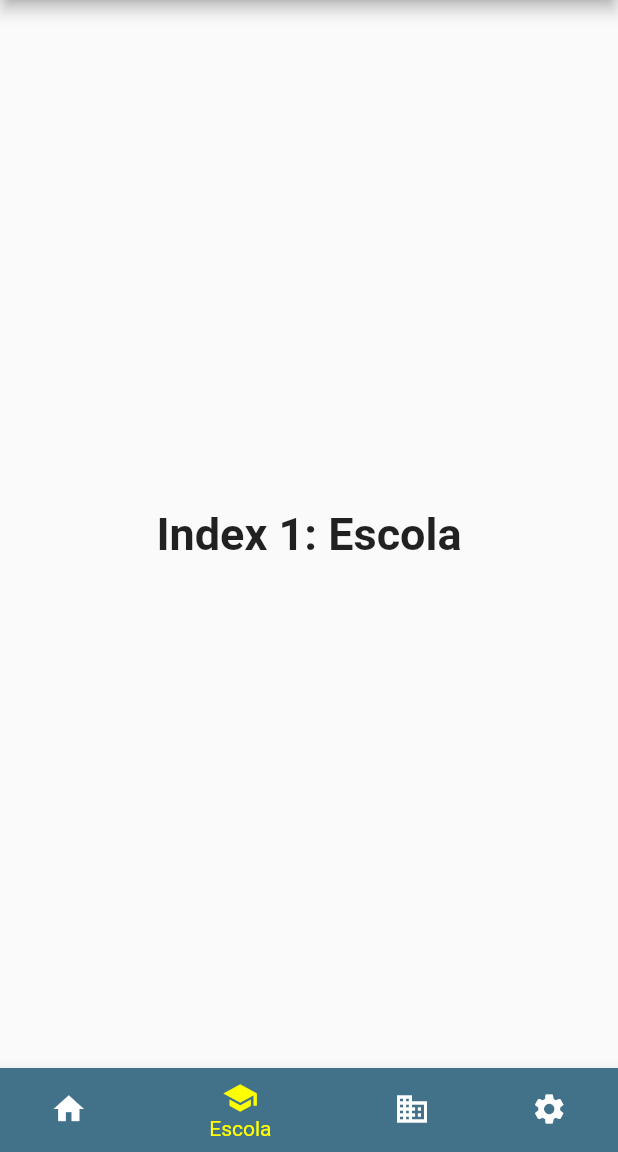
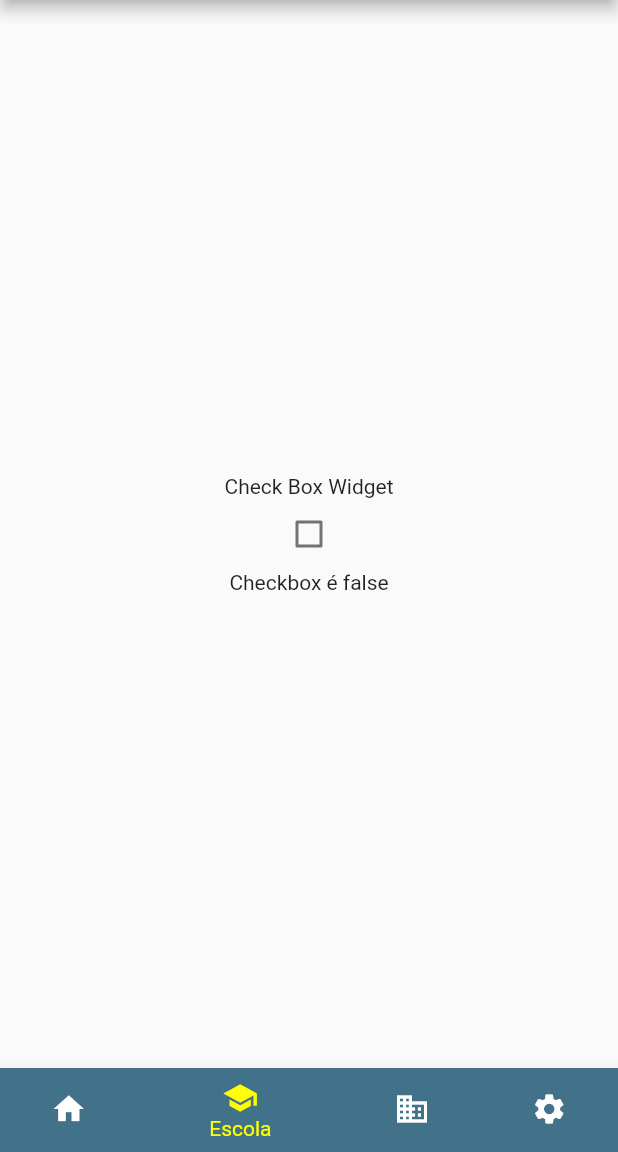
Before and after one commit to danielvieira95/DESM-2, a Flutter app: the screen it shows after launch, item 2 of the bottom bar chosen, on a phone screen of 412 x 824 dp, the part 84-1236 px from its top. Run offline on Flutter 3.47's test engine with Material 2 defaults, Android fonts, the light colour scheme and no system bars.

Commit message:
Check box exemplo

```diff
--- a/Apps-TB/aula04_navigatorbar/lib/main.dart
+++ b/Apps-TB/aula04_navigatorbar/lib/main.dart
@@ -36,7 +36,8 @@ class _NavigatorScreenState extends State<NavigatorScreen> {
   static const List<Widget> _widgetOptions= <Widget> [
     //Text('Index 0 : Home',style:optionStyle ),
     TelaHome(),
-    Text('Index 1: Escola',style:optionStyle ),
+    CheckBox(),
+    //Text('Index 1: Escola',style:optionStyle ),
     Text('Index 2: Negócio',style: optionStyle,),
     Text('Index 3: Configurações',style:optionStyle),
 
@@ -130,3 +131,41 @@ class _TelaHomeState extends State<TelaHome> {
     );
   }
 }
+
+class CheckBox extends StatefulWidget {
+  const CheckBox({super.key});
+
+  @override
+  State<CheckBox> createState() => _CheckBoxState();
+}
+
+class _CheckBoxState extends State<CheckBox> {
+  bool ischeck = false; // variavel booleana para armazenar o estado do checkbox
+  @override
+  Widget build(BuildContext context) {
+    return Scaffold(
+      body: Column(
+        mainAxisAlignment: MainAxisAlignment.center,
+        children: [
+          Center(
+            child:            Text("Check Box Widget"),),
+          // Checkbox widget
+          Checkbox(
+          value: ischeck,
+          onChanged: (bool? value){
+           setState(() {
+             ischeck = value!; // ! operador not
+           });
+          },
+
+          ),
+          Text("Checkbox é $ischeck"),
+
+
+
+
+        ],
+      ),
+    );
+  }
+}
```
